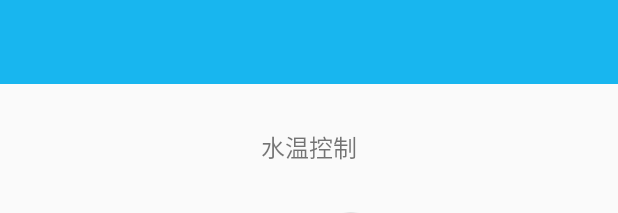
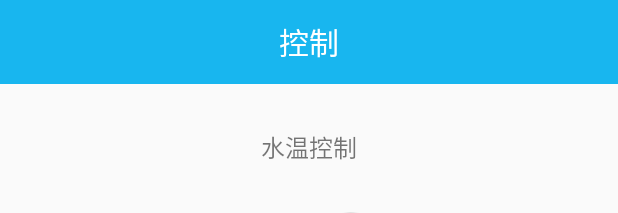
Before and after one commit to worldpeace370/GraduationPro1, an Android app: the layout fragment_control.xml on its own in the app's theme, with its tools: preview values and no code run, on a phone screen of 412 x 824 dp. Shown: the top 213 px of the screen. Run offline under Robolectric (Android 15) with nearby library versions, the phone set to English and light mode, and no system bars.

```diff
--- a/app/build.gradle
+++ b/app/build.gradle
@@ -7,7 +7,7 @@ android {
     buildToolsVersion "25.0.0"
     defaultConfig {
         applicationId "com.lebron.graduationpro1"
-        minSdkVersion 19
+        minSdkVersion 15
         targetSdkVersion 24
         versionCode 1
         versionName "1.0"
--- a/app/src/main/AndroidManifest.xml
+++ b/app/src/main/AndroidManifest.xml
@@ -33,7 +33,7 @@
             android:name=".ui.activity.NodeChoiceActivity"
             android:windowSoftInputMode="stateHidden" />
         <activity android:name=".ui.activity.SettingActivity" />
-        <activity android:name=".ui.activity.LoginActivity"></activity>
+        <activity android:name=".ui.activity.LoginActivity" />
     </application>
 
 </manifest>
--- a/app/src/main/java/com/lebron/graduationpro1/detailpage/view/DetailFragment.java
+++ b/app/src/main/java/com/lebron/graduationpro1/detailpage/view/DetailFragment.java
@@ -72,9 +72,9 @@ public class DetailFragment extends BaseFragment<DetailPresenter> {
     @Override
     public View onCreateView(LayoutInflater inflater, ViewGroup container,
                              Bundle savedInstanceState) {
+        super.onCreateView(inflater, container, savedInstanceState);
         if (mRootView == null) {
             mRootView = inflater.inflate(R.layout.fragment_detail, container, false);
-            mBind = ButterKnife.bind(this, mRootView);
         }
         bindViews(mRootView);
         AppLog.i(TAG, "onCreateView: 执行了");
@@ -83,6 +83,7 @@ public class DetailFragment extends BaseFragment<DetailPresenter> {
 
     @Override
     protected void bindViews(View view) {
+        mBind = ButterKnife.bind(this, mRootView);
         initNoStandardUI(view);
         initToolbar(view);
         getToolbar().setTitle("");
--- a/app/src/main/java/com/lebron/graduationpro1/scanpage/contracts/ScanContracts.java
+++ b/app/src/main/java/com/lebron/graduationpro1/scanpage/contracts/ScanContracts.java
@@ -133,6 +133,5 @@ public interface ScanContracts {
              */
             void onFail(int retCode, String retDesc);
         }
-
     }
 }
--- a/app/src/main/res/drawable/background_back.xml
+++ /dev/null
@@ -1,6 +0,0 @@
-<?xml version="1.0" encoding="utf-8"?>
-<selector xmlns:android="http://schemas.android.com/apk/res/android">
-    <item android:state_pressed="true" android:drawable="@color/backPressed"/>
-    <item android:state_checked="true" android:drawable="@color/backChecked"/>
-    <item android:drawable="@color/transparent"/>
-</selector>
--- a/app/src/main/res/layout/fragment_control.xml
+++ b/app/src/main/res/layout/fragment_control.xml
@@ -1,143 +1,196 @@
 <LinearLayout xmlns:android="http://schemas.android.com/apk/res/android"
+    xmlns:app="http://schemas.android.com/apk/res-auto"
     xmlns:tools="http://schemas.android.com/tools"
     android:layout_width="match_parent"
     android:layout_height="match_parent"
     android:orientation="vertical"
+    android:fitsSystemWindows="true"
+    android:clipToPadding="false"
     tools:context="com.lebron.graduationpro1.ui.fragment.ControlFragment">
 
-        <include android:id="@+id/toolbar"
-            layout="@layout/layout_toolbar"/>
+    <android.support.v7.widget.Toolbar
+        android:id="@+id/toolbar"
+        android:layout_width="match_parent"
+        android:layout_height="@dimen/toolbarHeight"
+        android:background="@color/toolBarBackground"
+        android:minHeight="?attr/actionBarSize"
+        app:layout_scrollFlags="scroll|enterAlways"
+        app:popupTheme="@style/ThemeOverlay.AppCompat.Dark">
 
         <TextView
-            android:layout_marginTop="30dp"
+            android:layout_width="wrap_content"
+            android:layout_height="wrap_content"
+            android:layout_gravity="center"
+            android:text="@string/control"
+            android:textColor="@color/text_color_white"
+            android:textSize="20sp" />
+    </android.support.v7.widget.Toolbar>
+
+    <TextView
         android:layout_width="match_parent"
         android:layout_height="wrap_content"
+        android:layout_gravity="center_horizontal"
+        android:layout_marginTop="30dp"
         android:gravity="center"
-            android:layout_gravity="center_horizontal"
-            android:textSize="16sp"
-            android:text="水温控制"/>
-        <LinearLayout android:id="@+id/linearLayout_temp"
-            android:orientation="horizontal"
+        android:text="水温控制"
+        android:textSize="16sp" />
+
+    <LinearLayout
+        android:id="@+id/linearLayout_temp"
         android:layout_width="match_parent"
         android:layout_height="wrap_content"
         android:layout_marginTop="30dp"
-            android:paddingStart="5dp"
+        android:gravity="center"
+        android:orientation="horizontal"
         android:paddingEnd="5dp"
-            android:gravity="center">
-                <TextView android:id="@+id/textView_label_water_temp"
+        android:paddingStart="5dp">
+
+        <TextView
+            android:id="@+id/textView_label_water_temp"
             android:layout_width="wrap_content"
             android:layout_height="wrap_content"
             android:gravity="center"
-                    android:text="水温:"/>
-                <SeekBar android:id="@+id/seekBar_water_temp"
+            android:text="水温:" />
+
+        <SeekBar
+            android:id="@+id/seekBar_water_temp"
+            android:layout_width="0dp"
+            android:layout_height="wrap_content"
             android:layout_weight="1.0"
-                    android:layout_height="wrap_content"
             android:max="100"
             android:progress="60"
-                    android:layout_width="0dp"
             android:progressDrawable="@drawable/progress_holo_light"
-                    android:thumb="@mipmap/seek_bar_icon"/>
-                <TextView android:id="@+id/textView_water_temp_MAX"
+            android:thumb="@mipmap/seek_bar_icon" />
+
+        <TextView
+            android:id="@+id/textView_water_temp_MAX"
             android:layout_width="wrap_content"
+            android:layout_height="wrap_content"
             android:gravity="center"
-                    android:layout_height="wrap_content"
-                    android:text="100℃"/>
+            android:text="100℃" />
     </LinearLayout>
-        <RelativeLayout android:orientation="horizontal"
+
+    <RelativeLayout
         android:layout_width="match_parent"
         android:layout_height="wrap_content"
-            android:padding="20dp"
-            android:gravity="center_horizontal">
-                <ImageView android:id="@+id/water_decrease"
+        android:gravity="center_horizontal"
+        android:orientation="horizontal"
+        android:padding="20dp">
+
+        <ImageView
+            android:id="@+id/water_decrease"
             android:layout_width="wrap_content"
             android:layout_height="wrap_content"
-                    android:src="@mipmap/decrease"
+            android:layout_alignParentLeft="true"
+            android:layout_gravity="left"
             android:background="@drawable/inc_dec_selector"
-                    android:layout_alignParentStart="true"
-                    android:layout_gravity="left"/>
-                <ImageView android:id="@+id/water_increase"
+            android:src="@mipmap/decrease" />
+
+        <ImageView
+            android:id="@+id/water_increase"
             android:layout_width="wrap_content"
             android:layout_height="wrap_content"
-                    android:src="@mipmap/increase"
+            android:layout_alignParentRight="true"
+            android:layout_gravity="right"
             android:background="@drawable/inc_dec_selector"
-                    android:layout_alignParentEnd="true"
-                    android:layout_gravity="right"/>
+            android:src="@mipmap/increase" />
     </RelativeLayout>
-        <Button android:id="@+id/water_post"
+
+    <Button
+        android:id="@+id/water_post"
         android:layout_width="wrap_content"
         android:layout_height="wrap_content"
         android:layout_gravity="center_horizontal"
         android:layout_marginTop="20dp"
+        android:background="@drawable/control_post"
         android:gravity="center"
-            android:background="@drawable/control_post"
-            android:textSize="20sp"
-            android:text="提交水温更改?"/>
-        <View android:layout_marginTop="20dp"
+        android:text="提交水温更改?"
+        android:textSize="20sp" />
+
+    <View
         android:layout_width="match_parent"
         android:layout_height="0.5dp"
-            android:background="@color/tabSelected"/>
+        android:layout_marginTop="20dp"
+        android:background="@color/tabSelected" />
+
     <TextView
-            android:layout_marginTop="30dp"
         android:layout_width="match_parent"
         android:layout_height="wrap_content"
+        android:layout_gravity="center_horizontal"
+        android:layout_marginTop="30dp"
         android:gravity="center"
-            android:layout_gravity="center_horizontal"
-            android:textSize="16sp"
-            android:text="转速控制"/>
-        <LinearLayout android:id="@+id/linearLayout_rate"
-            android:orientation="horizontal"
+        android:text="转速控制"
+        android:textSize="16sp" />
+
+    <LinearLayout
+        android:id="@+id/linearLayout_rate"
         android:layout_width="match_parent"
         android:layout_height="wrap_content"
         android:layout_marginTop="30dp"
-            android:paddingStart="5dp"
+        android:gravity="center"
+        android:orientation="horizontal"
         android:paddingEnd="5dp"
-            android:gravity="center">
-                <TextView android:id="@+id/textView_label_water_rate"
+        android:paddingStart="5dp">
+
+        <TextView
+            android:id="@+id/textView_label_water_rate"
             android:layout_width="wrap_content"
             android:layout_height="wrap_content"
             android:gravity="center"
-                    android:text="转速:"/>
-                <SeekBar android:id="@+id/seekBar_water_rate"
+            android:text="转速:" />
+
+        <SeekBar
+            android:id="@+id/seekBar_water_rate"
+            android:layout_width="0dp"
+            android:layout_height="wrap_content"
             android:layout_weight="1.0"
-                    android:layout_height="wrap_content"
             android:max="100"
             android:progress="40"
-                    android:layout_width="0dp"
             android:progressDrawable="@drawable/progress_holo_light"
-                    android:thumb="@mipmap/seek_bar_icon"/>
-                <TextView android:id="@+id/textView_water_rate_MAX"
+            android:thumb="@mipmap/seek_bar_icon" />
+
+        <TextView
+            android:id="@+id/textView_water_rate_MAX"
             android:layout_width="wrap_content"
+            android:layout_height="wrap_content"
             android:gravity="center"
-                    android:layout_height="wrap_content"
-                    android:text="100n/s"/>
+            android:text="100n/s" />
     </LinearLayout>
-        <RelativeLayout android:orientation="horizontal"
+
+    <RelativeLayout
         android:layout_width="match_parent"
         android:layout_height="wrap_content"
-            android:padding="20dp"
-            android:gravity="center_horizontal">
-                <ImageView android:id="@+id/rate_decrease"
+        android:gravity="center_horizontal"
+        android:orientation="horizontal"
+        android:padding="20dp">
+
+        <ImageView
+            android:id="@+id/rate_decrease"
             android:layout_width="wrap_content"
             android:layout_height="wrap_content"
-                    android:src="@mipmap/decrease"
+            android:layout_alignParentLeft="true"
+            android:layout_gravity="left"
             android:background="@drawable/inc_dec_selector"
-                    android:layout_alignParentStart="true"
-                    android:layout_gravity="left"/>
-                <ImageView android:id="@+id/rate_increase"
+            android:src="@mipmap/decrease" />
+
+        <ImageView
+            android:id="@+id/rate_increase"
             android:layout_width="wrap_content"
             android:layout_height="wrap_content"
-                    android:src="@mipmap/increase"
+            android:layout_alignParentRight="true"
+            android:layout_gravity="right"
             android:background="@drawable/inc_dec_selector"
-                    android:layout_alignParentEnd="true"
-                    android:layout_gravity="right"/>
+            android:src="@mipmap/increase" />
     </RelativeLayout>
-        <Button android:id="@+id/rate_post"
+
+    <Button
+        android:id="@+id/rate_post"
         android:layout_width="wrap_content"
         android:layout_height="wrap_content"
+        android:layout_gravity="center_horizontal"
         android:layout_marginTop="20dp"
-            android:layout_gravity="center_horizontal"
         android:background="@drawable/control_post"
         android:gravity="center"
-            android:textSize="20sp"
-            android:text="提交转速更改?"/>
+        android:text="提交转速更改?"
+        android:textSize="20sp" />
 </LinearLayout>
--- a/app/src/main/res/layout/fragment_detail.xml
+++ b/app/src/main/res/layout/fragment_detail.xml
@@ -3,6 +3,8 @@
     xmlns:tools="http://schemas.android.com/tools"
     android:layout_width="match_parent"
     android:layout_height="match_parent"
+    android:clipToPadding="false"
+    android:fitsSystemWindows="true"
     android:gravity="center"
     tools:context="com.lebron.graduationpro1.detailpage.view.DetailFragment">
 
--- a/app/src/main/res/values/colors.xml
+++ b/app/src/main/res/values/colors.xml
@@ -8,8 +8,6 @@
     <color name="tabRelease">#8a8a8a</color>
     <color name="cut_off_line">#dadada</color>
     <color name="transparent">#00000000</color>
-    <color name="backPressed">#18b6ff</color>
-    <color name="backChecked">#18b6ff</color>
     <color name="white">#FFFFFF</color>
     <color name="black">#000000</color>
     <color name="div_line_color">#e6e6e6</color>
@@ -30,7 +28,7 @@
     <color name="cursorGreen">#9bd435</color>
     <color name="text_color_blue">#5e8bbb</color>
     <color name="common_toast_bg">#AF000000</color>
-    <color name="colorStatusBar">#31baec</color>
+    <color name="colorStatusBar">#049fd7</color>
     <color name="text_color_black">#333333</color>
     <color name="text_color_light_black">#666666</color>
     <color name="color_reply_text_grey">#c1c1c1</color>
--- a/app/src/main/res/values/styles.xml
+++ b/app/src/main/res/values/styles.xml
@@ -32,7 +32,6 @@
         <item name="android:windowEnterAnimation">@anim/fade_in</item>
         <item name="android:windowExitAnimation">@anim/fade_out</item>
     </style>
-
     <style name="CalendarWeekTextStyle" >
         <item name="android:textSize">9sp</item>
         <item name="android:layout_width">0dp</item>
```
Also changed, not shown: app/src/main/java/com/lebron/graduationpro1/base/BaseFragment.java (+5 -4 lines), app/src/main/java/com/lebron/graduationpro1/scanpage/view/ScanFragment.java (+3 -5 lines), app/src/main/java/com/lebron/graduationpro1/ui/fragment/ControlFragment.java (+30 -6 lines), app/src/main/java/com/lebron/graduationpro1/ui/fragment/ControlPresenter.java (added, +11 -0 lines), app/src/main/java/com/lebron/graduationpro1/utils/Tools.java (added, +21 -0 lines), app/src/main/res/layout/activity_main.xml (+10 -10 lines), app/src/main/res/layout/fragment_scan.xml (+31 -14 lines), app/src/main/res/mipmap-xhdpi/toolbar_add_menu.png. Lines whose indentation alone changed are shown as unchanged.
